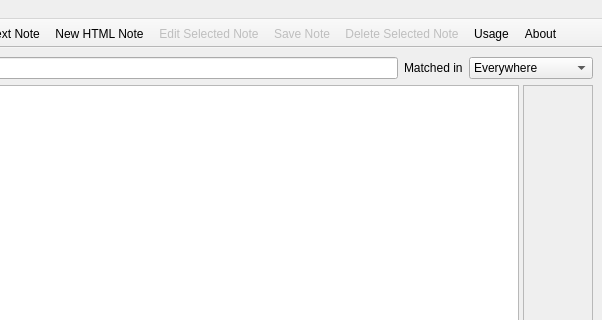
This is mainwindow.ui in brookhong/wikenotes as Qt 5 draws it before an edit; both pictures show x 198 to 800 and y 0 to 320 of the 800 by 600 pixel window. The edited form follows.
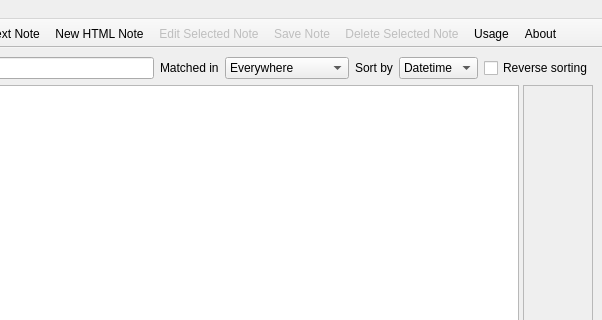
This is the edited form. Icons and pictures are not drawn. Custom widgets are drawn as their Qt base class.

Commit message: qcompleter multiple comma; sort_by; reverse sorting; getTitleFromContent; doubleclick noteitem to edit; bug: window resize to cause content dispear in HTML editor;

Patch:
```diff
--- a/mainwindow.ui
+++ b/mainwindow.ui
@@ -64,7 +64,40 @@
       </item>
      </widget>
     </item>
-    <item row="2" column="0" colspan="3">
+    <item row="0" column="3">
+     <widget class="QLabel" name="labelSort">
+      <property name="text">
+       <string>Sort by</string>
+      </property>
+     </widget>
+    </item>
+    <item row="0" column="4">
+     <widget class="QComboBox" name="comboBoxSort">
+      <item>
+       <property name="text">
+        <string>Datetime</string>
+       </property>
+      </item>
+      <item>
+       <property name="text">
+        <string>Title</string>
+       </property>
+      </item>
+      <item>
+       <property name="text">
+        <string>Size</string>
+       </property>
+      </item>
+     </widget>
+    </item>
+    <item row="0" column="5">
+     <widget class="QCheckBox" name="checkBox">
+      <property name="text">
+       <string>Reverse sorting</string>
+      </property>
+     </widget>
+    </item>
+    <item row="3" column="0" colspan="6">
      <widget class="QSplitter" name="vsplitter">
       <property name="orientation">
        <enum>Qt::Horizontal</enum>
```
The commit also changes 4 other files.
